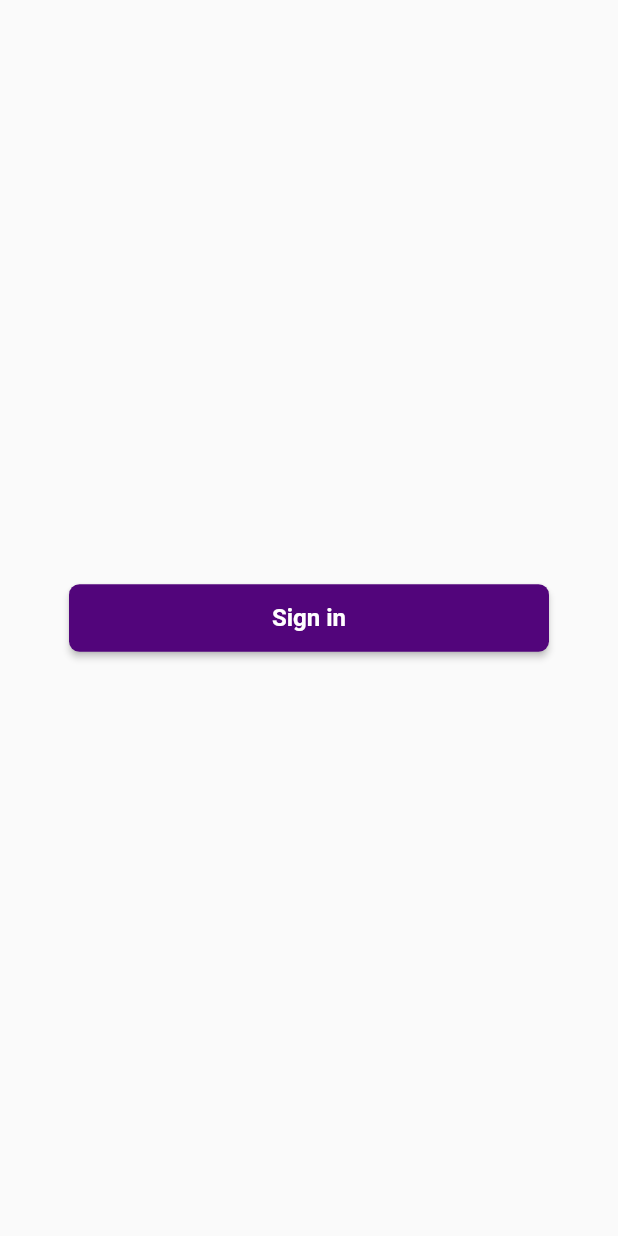
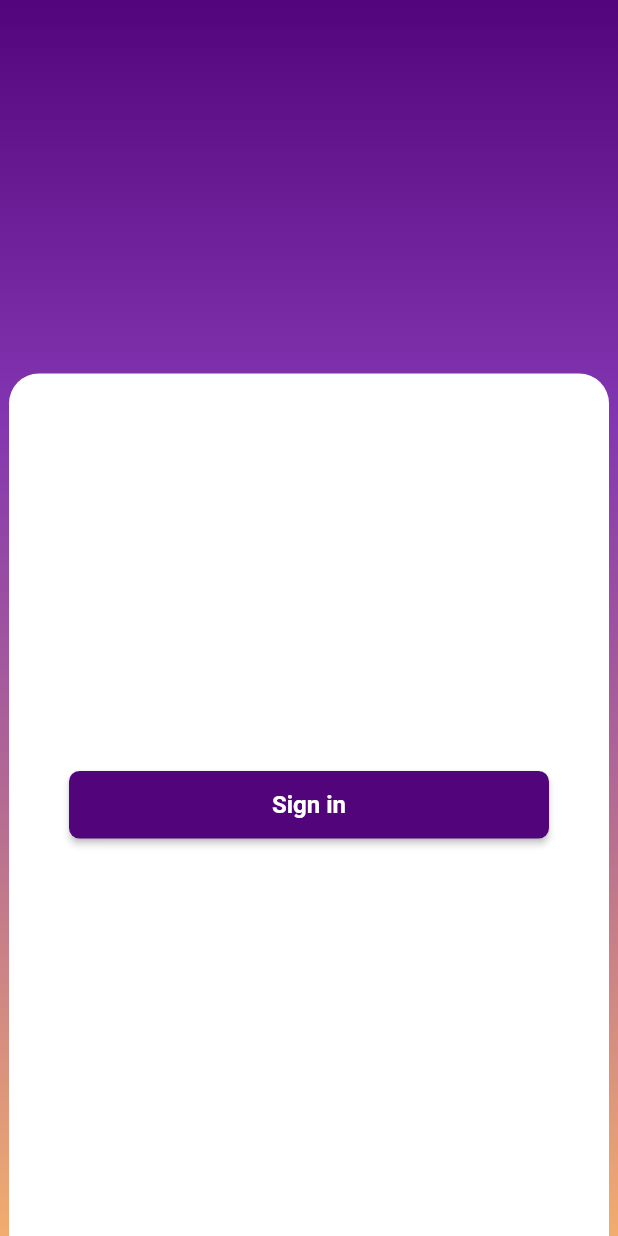
Before and after one commit to 17punchisama/flutter-travel-app, a Flutter app: the screen it shows after launch, after a tap on "Sign in", on a phone screen of 412 x 824 dp. Run offline on Flutter 3.47's test engine with Material 2 defaults, Android fonts, the phone set to English and light mode, and no system bars.

Commit message:
sign_in_screen

```diff
--- a/lib/screen/sign_in_screen.dart
+++ b/lib/screen/sign_in_screen.dart
@@ -2,18 +2,50 @@ import 'package:flutter/material.dart';
 import 'package:travel_app_project/screen/sign_in_complete.dart';
 
 class SignInScreen extends StatelessWidget {
-  const SignInScreen({super.key});
+  const SignInScreen({Key? key});
 
   @override
   Widget build(BuildContext context) {
     return Scaffold(
-      body: Center( //rgba(238, 238, 238, 1)
-        child: ElevatedButton(
-          //create Sing in button
+      body: Center(
+        child: Stack(
+          children: [
+            Container(
+              decoration: const BoxDecoration(
+                gradient: LinearGradient(
+                  begin: Alignment.topCenter,
+                  end: Alignment.bottomCenter,
+                  colors: [
+                    Color(0xFF52057B),
+                    Color(0xFF8235B0),
+                    Color(0xFFB76E91),
+                    Color(0xFFF1AC6F),
+                  ],
+                ),
+              ),
+            ),
+            Center(
+                child: Column(
+                  mainAxisAlignment: MainAxisAlignment.end,
+              children: [
+                Container(
+                  width: 400,
+                  height: 575,
+                  decoration: BoxDecoration(
+                    borderRadius: BorderRadius.only(topLeft: Radius.circular(20), topRight: Radius.circular(20)),
+                    color: Colors.white,
+                  ),
+                  child: Column(
+                    mainAxisAlignment: MainAxisAlignment.center,
+                    children: [
+                      ElevatedButton(
+                        // Create Sign in button
                         onPressed: () {
                           Navigator.push(
                             context,
-              MaterialPageRoute(builder: (context) => const SignInComplete()),
+                            MaterialPageRoute(
+                              builder: (context) => const SignInComplete(),
+                            ),
                           );
                         },
                         style: ElevatedButton.styleFrom(
@@ -30,6 +62,13 @@ class SignInScreen extends StatelessWidget {
                             fontWeight: FontWeight.bold,
                           ),
                         ),
+                      )
+                    ],
+                  ),
+                ),
+              ],
+            )),
+          ],
         ),
       ),
     );
```
Lines whose indentation alone changed are shown as unchanged.
